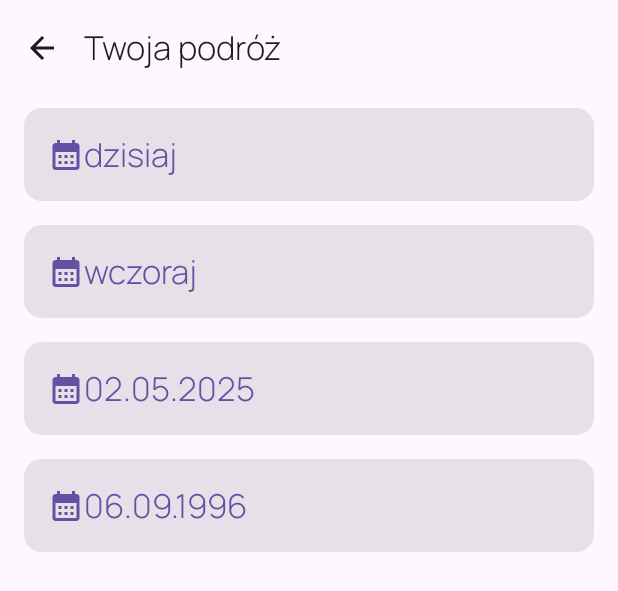
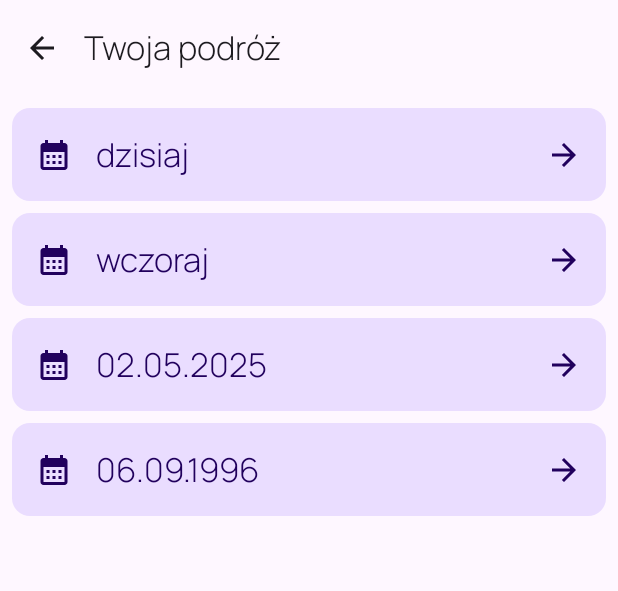
Before and after one commit to Kciug/NinetyValues, an Android app built with Jetpack Compose: the @Preview function PreviewEntriesHistoryScreen, on a phone screen of 412 x 824 dp. Shown: the top 591 px of the screen. Run offline under Robolectric (Android 15) with nearby library versions, the phone set to English and light mode, and no system bars.

Commit message:
entries history screen rework

```diff
--- a/app/src/main/java/com/rafalskrzypczyk/ninetyvalues/presentation/entries_history/EntriesHistoryScreen.kt
+++ b/app/src/main/java/com/rafalskrzypczyk/ninetyvalues/presentation/entries_history/EntriesHistoryScreen.kt
@@ -1,15 +1,22 @@
 package com.rafalskrzypczyk.ninetyvalues.presentation.entries_history
 
+import android.content.res.Configuration
 import androidx.compose.foundation.clickable
+import androidx.compose.foundation.layout.Arrangement
+import androidx.compose.foundation.layout.PaddingValues
 import androidx.compose.foundation.layout.Row
+import androidx.compose.foundation.layout.Spacer
 import androidx.compose.foundation.layout.fillMaxSize
 import androidx.compose.foundation.layout.fillMaxWidth
 import androidx.compose.foundation.layout.padding
+import androidx.compose.foundation.layout.width
 import androidx.compose.foundation.lazy.LazyColumn
 import androidx.compose.foundation.lazy.items
 import androidx.compose.material.icons.Icons
+import androidx.compose.material.icons.automirrored.filled.ArrowForward
 import androidx.compose.material.icons.filled.CalendarMonth
 import androidx.compose.material3.Card
+import androidx.compose.material3.CardDefaults
 import androidx.compose.material3.Icon
 import androidx.compose.material3.MaterialTheme
 import androidx.compose.material3.Scaffold
@@ -42,7 +49,11 @@ fun EntriesHistoryScreen(
     ) { innerPadding ->
         val modifier = Modifier.padding(innerPadding)
 
-        LazyColumn (modifier = modifier.fillMaxSize()) {
+        LazyColumn (
+            contentPadding = PaddingValues(8.dp),
+            verticalArrangement = Arrangement.spacedBy(8.dp),
+            modifier = modifier.fillMaxSize()
+        ) {
             items(state.entries) { item ->
                 EntryCard(item) { id -> onNavigateToEntry(id) }
             }
@@ -55,10 +66,14 @@ fun EntryCard(
     entry: Entry,
     onClick: (Long) -> Unit
 ) {
-    Card (modifier = Modifier
-        .fillMaxWidth()
-        .padding(horizontal = 16.dp, vertical = 8.dp)
-        .clickable(onClick = { onClick(entry.id) })
+    Card (
+        modifier = Modifier
+            .fillMaxWidth()
+            .clickable(onClick = { onClick(entry.id) }),
+        colors = CardDefaults.cardColors(
+            containerColor = MaterialTheme.colorScheme.primaryContainer,
+            contentColor = MaterialTheme.colorScheme.onPrimaryContainer
+        )
     ) {
         Row(
             modifier = Modifier.padding(16.dp),
@@ -66,20 +81,25 @@ fun EntryCard(
         ) {
             Icon(
                 imageVector = Icons.Default.CalendarMonth,
-                contentDescription = stringResource(R.string.ic_desc_date),
-                tint = MaterialTheme.colorScheme.primary
+                contentDescription = stringResource(R.string.ic_desc_date)
             )
+            Spacer(Modifier.width(16.dp))
             Text(
                 text = entry.timestamp ?: "",
-                style = MaterialTheme.typography.titleLarge,
-                color = MaterialTheme.colorScheme.primary
+                style = MaterialTheme.typography.titleLarge
+            )
+            Spacer(modifier = Modifier.weight(1f))
+            Icon(
+                imageVector = Icons.AutoMirrored.Default.ArrowForward,
+                contentDescription = stringResource(R.string.ic_desc_open_entry),
             )
         }
     }
 }
 
 @Composable
-@Preview
+@Preview(name = "Light Mode")
+@Preview(name = "Dark Mode", uiMode = Configuration.UI_MODE_NIGHT_YES, showBackground = true)
 private fun PreviewEntriesHistoryScreen() {
     NinetyValuesTheme {
         Surface {
--- a/app/src/main/res/values/strings.xml
+++ b/app/src/main/res/values/strings.xml
@@ -9,6 +9,7 @@
     <string name="ic_desc_draggable_item">Przesuwalny element</string>
     <string name="title_entries_history">Twoja podróż</string>
     <string name="ic_desc_date">Data wpisu</string>
+    <string name="ic_desc_open_entry">Otwórz wpis</string>
     <string name="title_entry">Twoje wartości</string>
     <string name="ic_desc_submit">Zatwierdź</string>
     <string name="title_confirm_save_entry">Zapisać listę wartości?</string>
```
